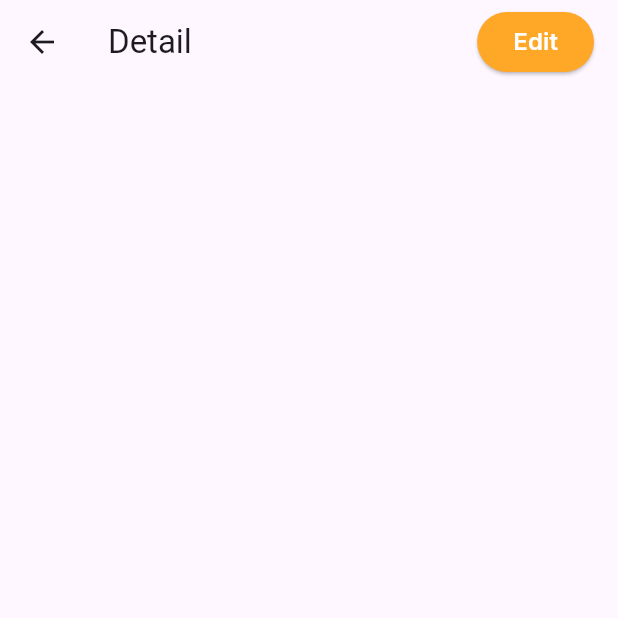
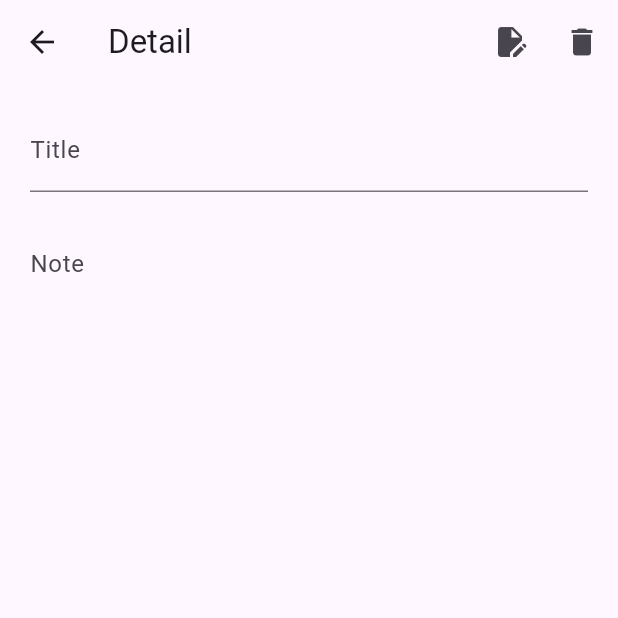
Before and after one commit to YazidBintang27/simple-notes-app-flutter, a Flutter app: the screen it shows after launch, after a tap on the "delete" icon, on a phone screen of 412 x 824 dp, the top half of it. Run offline on Flutter 3.47's test engine with Material 3 defaults, Android fonts, the phone set to English and light mode, and no system bars; our stand-ins replace get, google_fonts.

Commit message:
Development: Success edit data from detail page

```diff
--- a/lib/detail_page.dart
+++ b/lib/detail_page.dart
@@ -1,10 +1,24 @@
-import 'package:basic_notes_app/edit_data_page.dart';
 import 'package:flutter/material.dart';
-import 'package:google_fonts/google_fonts.dart';
+import 'package:get/get.dart';
 
-class DetailPage extends StatelessWidget {
+class DetailPage extends StatefulWidget {
   final Map<String, dynamic> data;
   const DetailPage({super.key, required this.data});
+
+  @override
+  State<DetailPage> createState() => _DetailPageState();
+}
+
+class _DetailPageState extends State<DetailPage> {
+  TextEditingController controllerTitle = TextEditingController();
+  TextEditingController controllerNote = TextEditingController();
+
+  @override
+  void initState() {
+    super.initState();
+    controllerTitle = TextEditingController(text: widget.data['title']);
+    controllerNote = TextEditingController(text: widget.data['note']);
+  }
 
   @override
   Widget build(BuildContext context) {
@@ -12,34 +26,33 @@ class DetailPage extends StatelessWidget {
       appBar: AppBar(
         title: Text("Detail"),
         actions: [
-          ElevatedButton(
-              style: ElevatedButton.styleFrom(
-                  backgroundColor: Colors.orange.shade400,
-                  shape: RoundedRectangleBorder(
-                      borderRadius: BorderRadius.circular(24))),
+          IconButton(
               onPressed: () {
-                Navigator.push(
-                    context,
-                    MaterialPageRoute(
-                        builder: (context) => const EditDataPage()));
+                Get.back(result: widget.data);
               },
-              child: Text(
-                "Edit",
-                style: GoogleFonts.inter(
-                    fontSize: 16,
-                    fontWeight: FontWeight.w600,
-                    color: Colors.white),
-              )),
-          const SizedBox(
-            width: 16,
-          )
+              icon: const Icon(Icons.edit_document)),
+          IconButton(onPressed: () {}, icon: const Icon(Icons.delete))
         ],
       ),
-      body: Center(
+      body: Container(
+        margin: const EdgeInsets.only(top: 16, left: 20, right: 20),
         child: Column(
           children: [
-            Text(data['title']),
-            Text(data['note']),
+            TextField(
+              controller: controllerTitle,
+              onChanged: (value) => widget.data['title'] = value,
+              decoration: const InputDecoration(
+                  border: UnderlineInputBorder(), label: Text("Title")),
+            ),
+            const SizedBox(
+              height: 20,
+            ),
+            TextField(
+              controller: controllerNote,
+              onChanged: (value) => widget.data['note'] = value,
+              decoration: const InputDecoration(
+                  border: InputBorder.none, label: Text("Note")),
+            )
           ],
         ),
       ),
```
